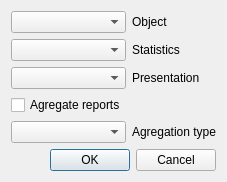
pkviatko/SHaRK, file ui/Statistics.ui: the form before one commit.
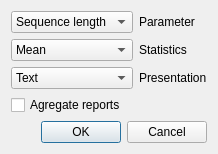
The form after the commit.

Commit message: Complete block interface files

```diff
--- a/ui/Statistics.ui
+++ b/ui/Statistics.ui
@@ -6,37 +6,24 @@
    <rect>
     <x>0</x>
     <y>0</y>
-    <width>209</width>
-    <height>171</height>
+    <width>192</width>
+    <height>145</height>
    </rect>
   </property>
   <property name="windowTitle">
    <string>Dialog</string>
   </property>
   <layout class="QGridLayout" name="gridLayout">
-   <item row="0" column="0">
-    <widget class="QComboBox" name="comboBox"/>
-   </item>
-   <item row="0" column="1">
-    <widget class="QLabel" name="label">
-     <property name="text">
-      <string>Object</string>
+   <item row="4" column="0" colspan="2">
+    <widget class="QDialogButtonBox" name="buttonBox">
+     <property name="orientation">
+      <enum>Qt::Horizontal</enum>
      </property>
-    </widget>
-   </item>
-   <item row="1" column="0">
-    <widget class="QComboBox" name="comboBox_2"/>
-   </item>
-   <item row="1" column="1">
-    <widget class="QLabel" name="label_2">
-     <property name="text">
-      <string>Statistics</string>
+     <property name="standardButtons">
+      <set>QDialogButtonBox::Cancel|QDialogButtonBox::Ok</set>
      </property>
     </widget>
    </item>
-   <item row="2" column="0">
-    <widget class="QComboBox" name="comboBox_4"/>
-   </item>
    <item row="2" column="1">
     <widget class="QLabel" name="label_4">
      <property name="text">
@@ -51,24 +38,50 @@
      </property>
     </widget>
    </item>
-   <item row="4" column="0">
-    <widget class="QComboBox" name="comboBox_3"/>
-   </item>
-   <item row="4" column="1">
-    <widget class="QLabel" name="label_3">
+   <item row="1" column="1">
+    <widget class="QLabel" name="label_2">
      <property name="text">
-      <string>Agregation type</string>
+      <string>Statistics</string>
      </property>
     </widget>
    </item>
-   <item row="5" column="0" colspan="2">
-    <widget class="QDialogButtonBox" name="buttonBox">
-     <property name="orientation">
-      <enum>Qt::Horizontal</enum>
+   <item row="1" column="0">
+    <widget class="QComboBox" name="comboBox_2">
+     <item>
+      <property name="text">
+       <string>Mean</string>
+      </property>
+     </item>
+     <item>
+      <property name="text">
+       <string>Median</string>
+      </property>
+     </item>
+    </widget>
+   </item>
+   <item row="0" column="1">
+    <widget class="QLabel" name="label">
+     <property name="text">
+      <string>Parameter</string>
      </property>
-     <property name="standardButtons">
-      <set>QDialogButtonBox::Cancel|QDialogButtonBox::Ok</set>
-     </property>
+    </widget>
+   </item>
+   <item row="0" column="0">
+    <widget class="QComboBox" name="comboBox">
+     <item>
+      <property name="text">
+       <string>Sequence length</string>
+      </property>
+     </item>
+    </widget>
+   </item>
+   <item row="2" column="0">
+    <widget class="QComboBox" name="comboBox_4">
+     <item>
+      <property name="text">
+       <string>Text</string>
+      </property>
+     </item>
     </widget>
    </item>
   </layout>
```
The commit also changes 2 other files.
